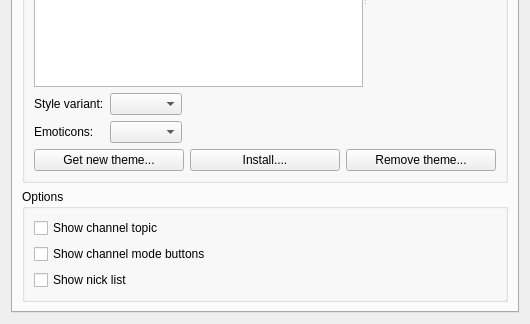
The window that aki/dialogs/ui/chatwindowpage.ui (KDE/aki) describes before a commit, drawn with Qt 5; both pictures show x 0 to 530 and y 173 to 497 of the 530 by 497 pixel window.
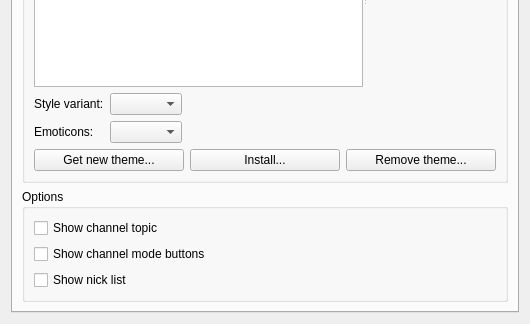
The same window after the commit. Custom widgets are drawn as their Qt base class.

Commit message: fix typos (Comfirm+....)

What changed in the file:
```diff
--- a/aki/dialogs/ui/chatwindowpage.ui
+++ b/aki/dialogs/ui/chatwindowpage.ui
@@ -74,7 +74,7 @@
                   <item>
                    <widget class="KPushButton" name="installButton">
                     <property name="text">
-                     <string>Install....</string>
+                     <string>Install...</string>
                     </property>
                    </widget>
                   </item>
```
The commit also changes 1 other file.
